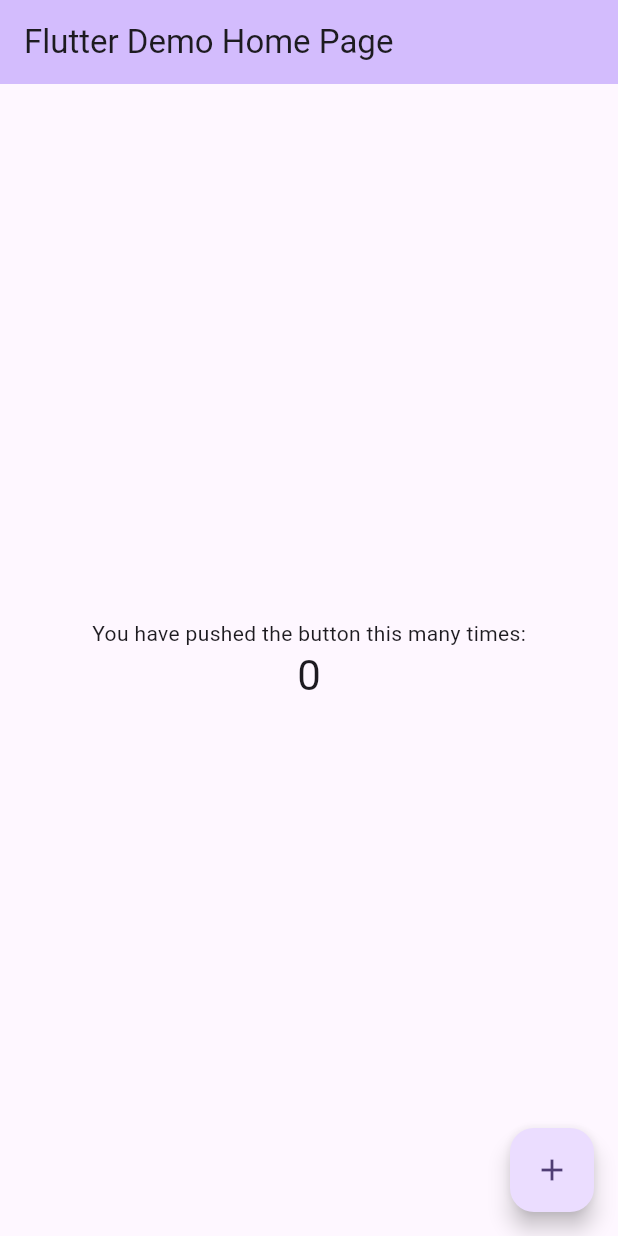
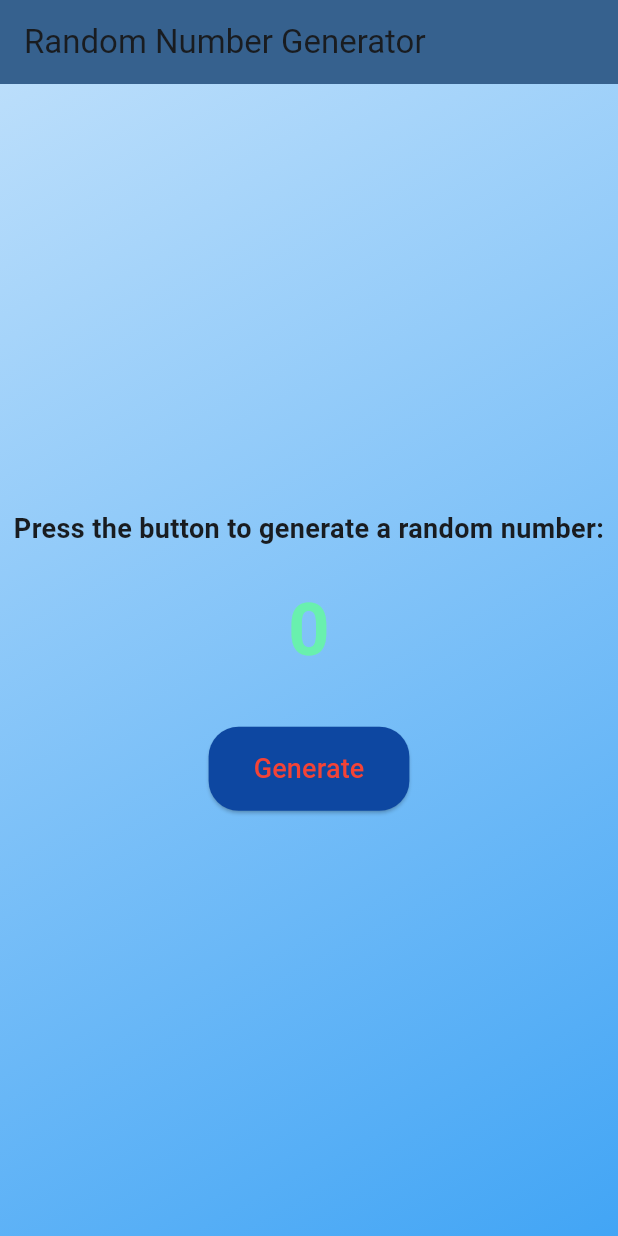
Before and after one commit to KittapongMoo/ProFaceMind, a Flutter app: the screen it shows after launch, on a phone screen of 412 x 824 dp. Run offline on Flutter 3.47's test engine with Material 3 defaults, Android fonts, the phone set to English and light mode, and no system bars.

Commit message:
gen number

```diff
--- a/lib/main.dart
+++ b/lib/main.dart
@@ -1,4 +1,5 @@
 import 'package:flutter/material.dart';
+import 'dart:math';
 
 void main() {
   runApp(const MyApp());
@@ -7,119 +8,87 @@ void main() {
 class MyApp extends StatelessWidget {
   const MyApp({super.key});
 
-  // This widget is the root of your application.
   @override
   Widget build(BuildContext context) {
     return MaterialApp(
-      title: 'Flutter Demo',
+      title: 'Random Number Generator',
       theme: ThemeData(
-        // This is the theme of your application.
-        //
-        // TRY THIS: Try running your application with "flutter run". You'll see
-        // the application has a purple toolbar. Then, without quitting the app,
-        // try changing the seedColor in the colorScheme below to Colors.green
-        // and then invoke "hot reload" (save your changes or press the "hot
-        // reload" button in a Flutter-supported IDE, or press "r" if you used
-        // the command line to start the app).
-        //
-        // Notice that the counter didn't reset back to zero; the application
-        // state is not lost during the reload. To reset the state, use hot
-        // restart instead.
-        //
-        // This works for code too, not just values: Most code changes can be
-        // tested with just a hot reload.
-        colorScheme: ColorScheme.fromSeed(seedColor: Colors.deepPurple),
+        colorScheme: ColorScheme.fromSeed(seedColor: Colors.blue),
         useMaterial3: true,
       ),
-      home: const MyHomePage(title: 'Flutter Demo Home Page'),
+      home: const RandomNumberPage(),
     );
   }
 }
 
-class MyHomePage extends StatefulWidget {
-  const MyHomePage({super.key, required this.title});
-
-  // This widget is the home page of your application. It is stateful, meaning
-  // that it has a State object (defined below) that contains fields that affect
-  // how it looks.
-
-  // This class is the configuration for the state. It holds the values (in this
-  // case the title) provided by the parent (in this case the App widget) and
-  // used by the build method of the State. Fields in a Widget subclass are
-  // always marked "final".
-
-  final String title;
+class RandomNumberPage extends StatefulWidget {
+  const RandomNumberPage({super.key});
 
   @override
-  State<MyHomePage> createState() => _MyHomePageState();
+  State<RandomNumberPage> createState() => _RandomNumberPageState();
 }
 
-class _MyHomePageState extends State<MyHomePage> {
-  int _counter = 0;
+class _RandomNumberPageState extends State<RandomNumberPage> {
+  int _randomNumber = 0;
 
-  void _incrementCounter() {
+  void _generateRandomNumber() {
     setState(() {
-      // This call to setState tells the Flutter framework that something has
-      // changed in this State, which causes it to rerun the build method below
-      // so that the display can reflect the updated values. If we changed
-      // _counter without calling setState(), then the build method would not be
-      // called again, and so nothing would appear to happen.
-      _counter++;
+      _randomNumber = Random().nextInt(101); // Random number between 0 and 100
     });
   }
 
   @override
   Widget build(BuildContext context) {
-    // This method is rerun every time setState is called, for instance as done
-    // by the _incrementCounter method above.
-    //
-    // The Flutter framework has been optimized to make rerunning build methods
-    // fast, so that you can just rebuild anything that needs updating rather
-    // than having to individually change instances of widgets.
     return Scaffold(
       appBar: AppBar(
-        // TRY THIS: Try changing the color here to a specific color (to
-        // Colors.amber, perhaps?) and trigger a hot reload to see the AppBar
-        // change color while the other colors stay the same.
-        backgroundColor: Theme.of(context).colorScheme.inversePrimary,
-        // Here we take the value from the MyHomePage object that was created by
-        // the App.build method, and use it to set our appbar title.
-        title: Text(widget.title),
+        title: const Text('Random Number Generator'),
+        backgroundColor: Theme.of(context).colorScheme.primary,
       ),
-      body: Center(
-        // Center is a layout widget. It takes a single child and positions it
-        // in the middle of the parent.
+      body: Container(
+        decoration: BoxDecoration(
+          gradient: LinearGradient(
+            colors: [Colors.blue.shade100, Colors.blue.shade400],
+            begin: Alignment.topLeft,
+            end: Alignment.bottomRight,
+          ),
+        ),
+        child: Center(
           child: Column(
-          // Column is also a layout widget. It takes a list of children and
-          // arranges them vertically. By default, it sizes itself to fit its
-          // children horizontally, and tries to be as tall as its parent.
-          //
-          // Column has various properties to control how it sizes itself and
-          // how it positions its children. Here we use mainAxisAlignment to
-          // center the children vertically; the main axis here is the vertical
-          // axis because Columns are vertical (the cross axis would be
-          // horizontal).
-          //
-          // TRY THIS: Invoke "debug painting" (choose the "Toggle Debug Paint"
-          // action in the IDE, or press "p" in the console), to see the
-          // wireframe for each widget.
             mainAxisAlignment: MainAxisAlignment.center,
-          children: <Widget>[
+            children: [
               const Text(
-              'You have pushed the button this many times:',
+                'Press the button to generate a random number:',
+                style: TextStyle(fontSize: 18, fontWeight: FontWeight.bold),
+                textAlign: TextAlign.center,
               ),
+              const SizedBox(height: 20),
               Text(
-              '$_counter',
-              style: Theme.of(context).textTheme.headlineMedium,
+                '$_randomNumber',
+                style: TextStyle(
+                  fontSize: 48,
+                  fontWeight: FontWeight.bold,
+                  color: Colors.greenAccent,
+                ),
+              ),
+              const SizedBox(height: 30),
+              ElevatedButton(
+                onPressed: _generateRandomNumber,
+                style: ElevatedButton.styleFrom(
+                  backgroundColor: Colors.blue.shade900,
+                  padding: const EdgeInsets.symmetric(horizontal: 30, vertical: 15),
+                  shape: RoundedRectangleBorder(
+                    borderRadius: BorderRadius.circular(20),
+                  ),
+                ),
+                child: const Text(
+                  'Generate',
+                  style: TextStyle(fontSize: 18, color: Colors.red),
+                ),
               ),
             ],
           ),
         ),
-      floatingActionButton: FloatingActionButton(
-        onPressed: _incrementCounter,
-        tooltip: 'Increment',
-        child: const Icon(Icons.add),
-      ), // This trailing comma makes auto-formatting nicer for build methods.
+      ),
     );
   }
 }
```
Lines whose indentation alone changed are shown as unchanged.
